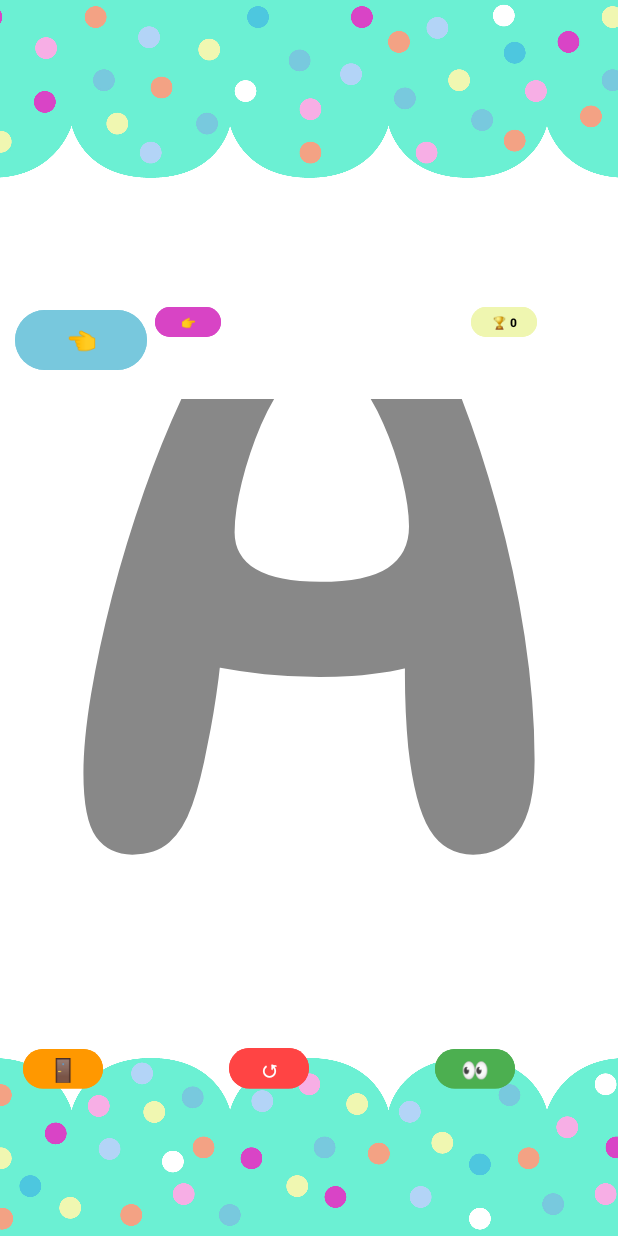
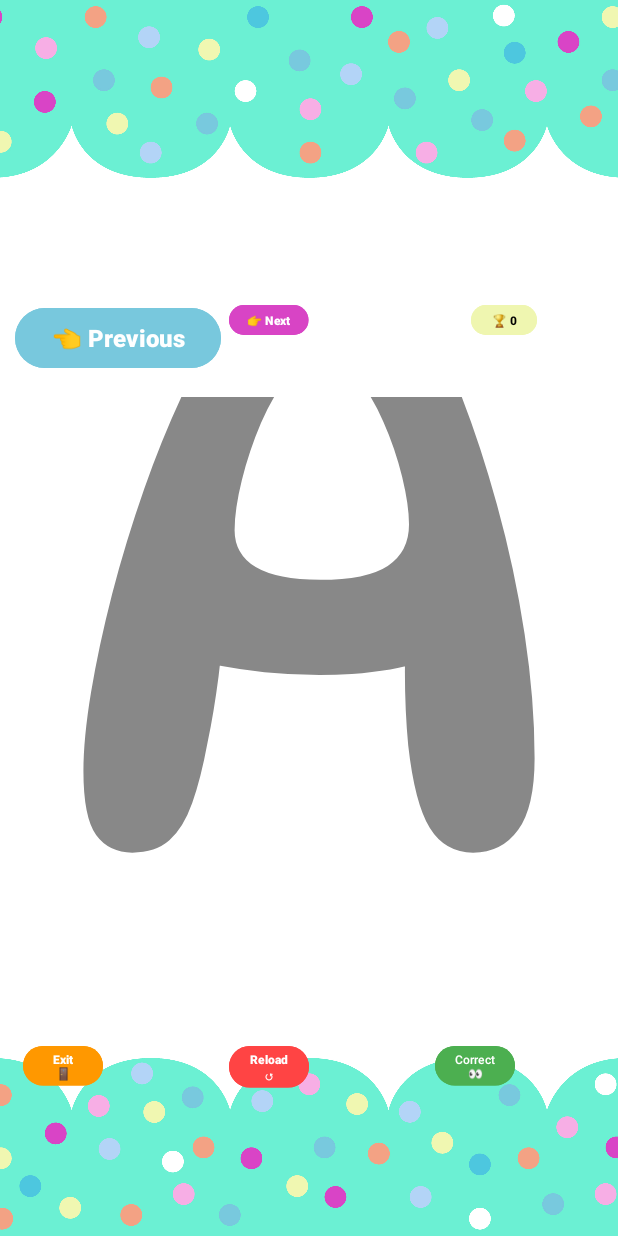
Before and after one commit to Projects-by-Developpeur/Traceroo, an Android app: the TraceActivity screen opened directly, with no data from a screen before it, on a phone screen of 412 x 824 dp. Run offline under Robolectric (Android 15) with nearby library versions, the phone set to English and light mode, and no system bars.

Commit message:
Changed to english

```diff
--- a/app/src/main/java/com/example/traceroo/DialogHelper.java
+++ b/app/src/main/java/com/example/traceroo/DialogHelper.java
@@ -85,8 +85,8 @@ public class DialogHelper {
         showDialog(
                 context,
                 R.drawable.ic_lock,
-                "Lettre verrouillée 🔒",
-                "La lettre " + letter + " est encore verrouillée.\nPratique les lettres précédentes pour la débloquer !",
+                "Letter locked \uD83D\uDD12\n",
+                "The letter \" + letter + \" is still locked.\\nPractice the previous letters to unlock it!",
                 "OK",
                 null,
                 null,
--- a/app/src/main/res/layout/activity_alphabets.xml
+++ b/app/src/main/res/layout/activity_alphabets.xml
@@ -19,7 +19,7 @@
         android:layout_height="wrap_content"
         android:layout_centerHorizontal="true"
         android:layout_marginTop="120dp"
-        android:text="Choisis une lettre"
+        android:text="Choose a letter"
         android:textSize="26sp"
         android:textColor="#574075"
         android:textStyle="bold"
@@ -40,7 +40,7 @@
         android:id="@+id/reButton"
         android:layout_width="wrap_content"
         android:layout_height="wrap_content"
-        android:text="Réinitialiser le jeu ↺"
+        android:text="Reset the game ↺"
         android:textSize="16sp"
         android:padding="15dp"
         android:textStyle="bold"
--- a/app/src/main/res/layout/activity_trace.xml
+++ b/app/src/main/res/layout/activity_trace.xml
@@ -27,10 +27,9 @@
         <!-- Validate button -->
         <Button
             android:id="@+id/previouseButton"
-            android:layout_width="0dp"
-            android:layout_weight="1"
+            android:layout_width="wrap_content"
             android:layout_height="wrap_content"
-            android:text="👈"
+            android:text="👈 Previous"
             android:textSize="16sp"
             android:textStyle="bold"
             android:backgroundTint="#78C8DD"
@@ -41,10 +40,9 @@
         <!-- Reset button -->
         <Button
             android:id="@+id/nextButton"
-            android:layout_width="0dp"
-            android:layout_weight="1"
+            android:layout_width="wrap_content"
             android:layout_height="wrap_content"
-            android:text="👉"
+            android:text="👉 Next"
             android:textStyle="bold"
             android:textSize="16sp"
             android:backgroundTint="#D844C5"
@@ -90,9 +88,9 @@
         android:layout_width="0dp"
         android:layout_weight="1"
         android:layout_height="wrap_content"
-        android:text="🚪"
+        android:text="Exit\n🚪"
         android:textStyle="bold"
-        android:textSize="30sp"
+        android:textSize="16sp"
         android:backgroundTint="#FF9800"
         android:textColor="#ffffff"
         android:layout_margin="15dp"/>
@@ -103,9 +101,9 @@
         android:layout_width="0dp"
         android:layout_weight="1"
         android:layout_height="wrap_content"
-        android:text="↺"
+        android:text="Reload ↺"
         android:textStyle="bold"
-        android:textSize="30sp"
+        android:textSize="16sp"
         android:backgroundTint="#FF4444"
         android:textColor="#ffffff"
         android:layout_margin="15dp"/>
@@ -116,8 +114,8 @@
         android:layout_width="0dp"
         android:layout_weight="1"
         android:layout_height="wrap_content"
-        android:text="👀"
-        android:textSize="30sp"
+        android:text="Correct 👀"
+        android:textSize="16sp"
         android:backgroundTint="#4CAF50"
         android:textColor="#ffffff"
         android:layout_margin="15dp"/>
```
Also changed, not shown: app/src/main/java/com/example/traceroo/AlphabetsActivity.java (+8 -8 lines), app/src/main/java/com/example/traceroo/MainActivity.java (+4 -4 lines), app/src/main/java/com/example/traceroo/TraceActivity.java (+22 -19 lines), app/src/main/res/layout/activity_main.xml (+13 -1 lines).
